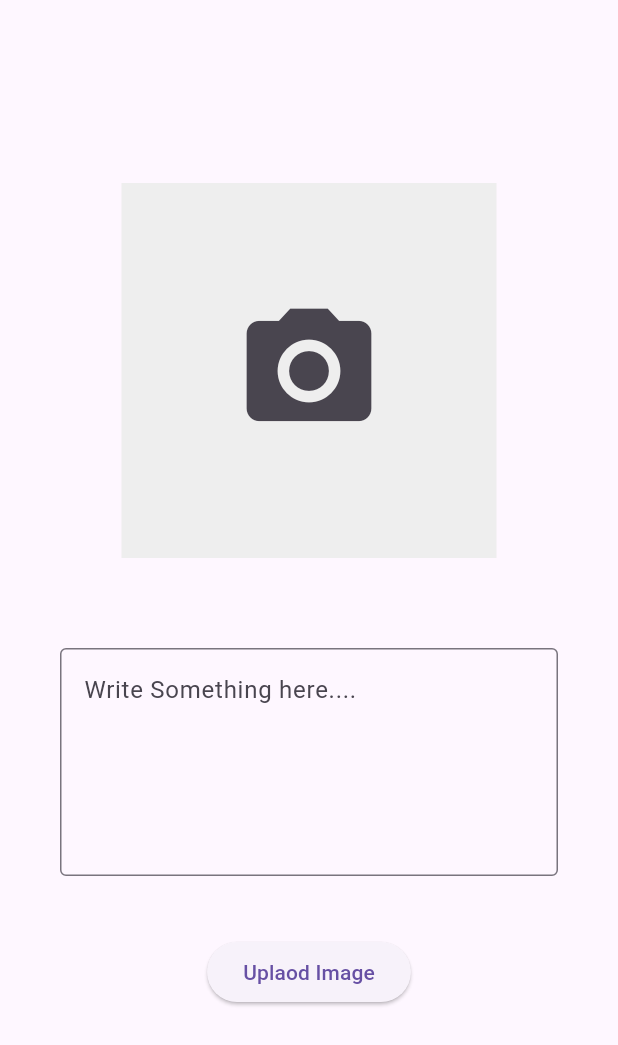
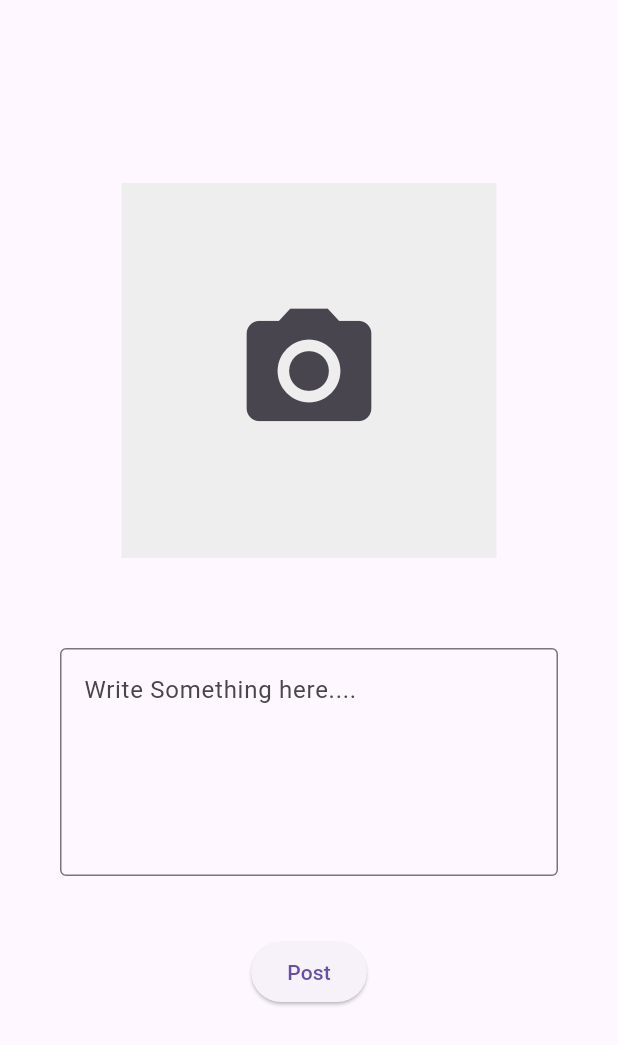
Before and after one commit to SinaaDev/firebase, a Flutter app: the screen it shows after launch, after a tap on the "add" icon, on a phone screen of 412 x 824 dp. Shown: the top 1045 px of the screen. Run offline on Flutter 3.47's test engine with Material 3 defaults, Android fonts, the phone set to English and light mode, and no system bars; our stand-ins replace cloud_firestore, dio, firebase_core, firebase_storage, gallery_saver, image_picker; accounts and stored records are empty.

Commit message:
content edit feature added

```diff
--- a/lib/screens/home_screen.dart
+++ b/lib/screens/home_screen.dart
@@ -30,10 +30,9 @@ class HomeScreen extends StatelessWidget {
 
     if(url.contains('.mp4')){
       await GallerySaver.saveVideo(path,toDcim: true);
-    }else if(url.contains('.jpg')){
-      await GallerySaver.saveImage(path,toDcim: true);
+    }else if(url.contains('.jpg')) {
+      await GallerySaver.saveImage(path, toDcim: true);
     }
-
   }
 
   @override
@@ -50,7 +49,14 @@ class HomeScreen extends StatelessWidget {
             return ListView.separated(
                 itemCount: posts.length,
                 separatorBuilder: (context, index) => SizedBox(height: 24,),
-                itemBuilder: (context, i) => Container(
+                itemBuilder: (context, i) => InkWell(
+                  onTap: (){
+                    Navigator.push(context, MaterialPageRoute(builder: (context) => UploadFile(
+                      isEditMode: true,
+                      post: posts[i],
+                    ),));
+                  },
+                  child: Container(
                     color: Colors.white,
                     padding: EdgeInsets.all(12),
                     margin: EdgeInsets.all(12),
@@ -73,6 +79,7 @@ class HomeScreen extends StatelessWidget {
                       ],
                     ),
                   ),
+                ),
             );
           }else{
             return SizedBox.shrink();
@@ -85,7 +92,7 @@ class HomeScreen extends StatelessWidget {
           Navigator.push(
             context,
             MaterialPageRoute(
-              builder: (context) => UploadFile(),
+              builder: (context) => UploadFile(isEditMode: false,),
             ),
           );
         },
--- a/lib/upload_file.dart
+++ b/lib/upload_file.dart
@@ -8,7 +8,10 @@ import 'package:image_picker/image_picker.dart';
 import 'package:intl/intl.dart';
 
 class UploadFile extends StatefulWidget {
-  const UploadFile({super.key});
+  final bool isEditMode;
+  final Post? post;
+
+  const UploadFile({super.key,required this.isEditMode,this.post});
 
   @override
   State<UploadFile> createState() => _UploadFileState();
@@ -20,6 +23,7 @@ class _UploadFileState extends State<UploadFile> {
   String imageUrl = '';
 
   final bodyTextController = TextEditingController();
+
 
   Future _getFromCamera()async{
     XFile? result = await ImagePicker().pickImage(source: ImageSource.camera);
@@ -59,12 +63,10 @@ class _UploadFileState extends State<UploadFile> {
   }
 
   Future createPost()async{
-    print('------------------- BODY STRING TEXT: ${bodyTextController.text} ------------------------');
-    print('------------------- IMAGE URL: ${imageUrl} ------------------------');
     if(bodyTextController.text.isEmpty || bodyTextController.text.length > 80) return;
-    // if(imageUrl == '') return;
+    if(imageUrl == '') return;
 
-    String postId = getId();
+    String postId = widget.isEditMode? widget.post!.id : getId();
    final postRef = FirebaseFirestore.instance.collection('posts').doc(postId);
 
     final post = Post(
@@ -75,9 +77,15 @@ class _UploadFileState extends State<UploadFile> {
     );
     final postJson = post.toJson();
 
-    postRef.set(postJson).whenComplete(() {
-      Navigator.pop(context);
-    },);
+    if(widget.isEditMode){
+      postRef.update(postJson).whenComplete(() {
+        Navigator.pop(context);
+      },);
+    }else{
+      postRef.set(postJson).whenComplete(() {
+        Navigator.pop(context);
+      },);
+    }
   }
 
   String getId(){
@@ -106,11 +114,22 @@ class _UploadFileState extends State<UploadFile> {
   );
 
 
+  @override
+  void initState() {
+    // TODO: implement initState
+    super.initState();
+    if(widget.isEditMode){
+      bodyTextController.text = widget.post!.content;
+      imageUrl = widget.post!.imageUrl;
+    }
+  }
+
 
 
   @override
   Widget build(BuildContext context) {
     return Scaffold(
+      resizeToAvoidBottomInset: false,
       body: Center(
         child: Column(
           mainAxisAlignment: MainAxisAlignment.center,
@@ -119,7 +138,7 @@ class _UploadFileState extends State<UploadFile> {
               width: 250,
               height: 250,
               color: Colors.grey[200],
-              child: imageFile == null?  IconButton(onPressed: (){
+              child: imageUrl == ''?  IconButton(onPressed: (){
                 showDialog(context: context, builder: (context) => AlertDialog(
                   title: Text('From where do you want to take photo from'),
                   actions: [
@@ -135,13 +154,14 @@ class _UploadFileState extends State<UploadFile> {
                 ),);
               },icon: Icon(Icons.camera_alt,size: 100,),)
               :
-              Image.file(File(imageFile!.path),fit: BoxFit.cover,),
+              Image.network(imageUrl,fit: BoxFit.cover,),
             ),
             SizedBox(height: 20,),
 
             Padding(
               padding: const EdgeInsets.all(40),
               child: TextFormField(
+                onTapOutside: (event) => FocusManager.instance.primaryFocus?.unfocus(),
                 controller: bodyTextController,
                 maxLines: 5,
                 decoration: InputDecoration(
@@ -153,9 +173,10 @@ class _UploadFileState extends State<UploadFile> {
 
             ElevatedButton(
                 onPressed: ()async{
+                  if(!widget.isEditMode)
                   await uploadFile();
-              createPost();
-            }, child: Text('Uplaod Image')),
+                  createPost();
+            }, child: widget.isEditMode? Text('Update') : Text('Post')),
 
             SizedBox(height: 30,),
 
```
Lines whose indentation alone changed are shown as unchanged.
